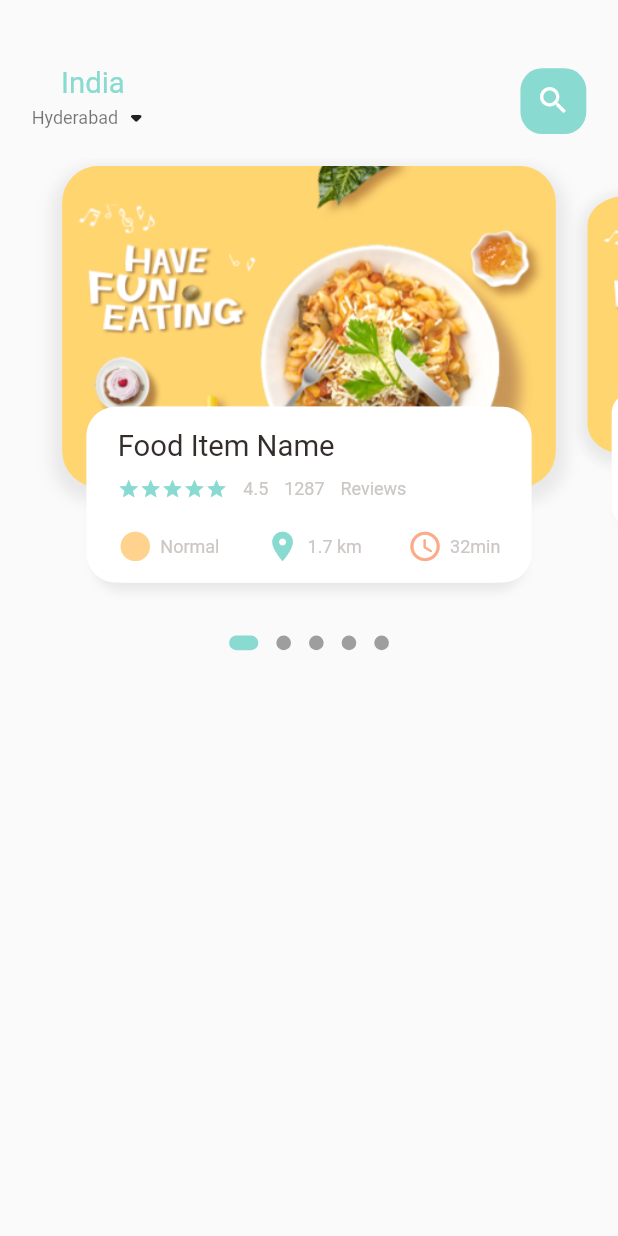
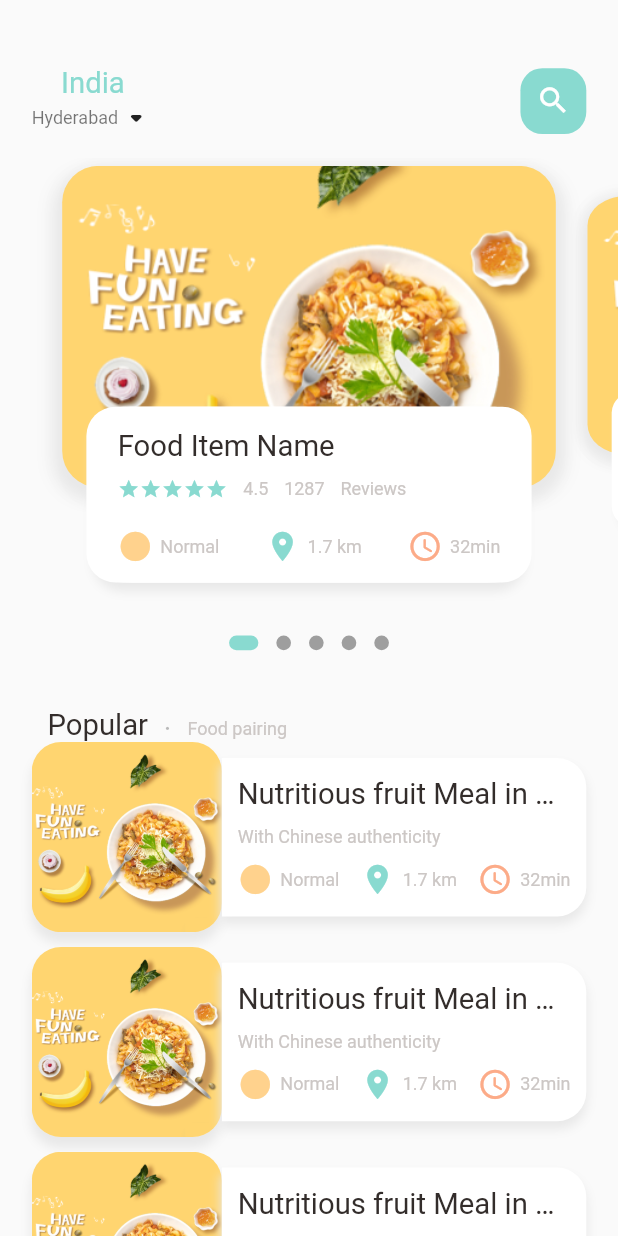
Before and after one commit to pullsaki/food-app, a Flutter app: the screen it shows after launch, on a phone screen of 412 x 824 dp. Run offline on Flutter 3.47's test engine with Material 2 defaults, Android fonts, the phone set to English and light mode, and no system bars; drawn by our look-alikes of dots_indicator; our stand-ins replace get.

Commit message:
Complete Home Page along with responsiveness and shadows

```diff
--- a/lib/main.dart
+++ b/lib/main.dart
@@ -1,5 +1,5 @@
 import 'package:flutter/material.dart';
-import 'package:food_app/home/main_food_page.dart';
+import 'package:food_app/pages/home/main_food_page.dart';
 import 'package:get/get.dart';
 
 void main() {
--- a/lib/home/food_page_body.dart
+++ b/lib/pages/home/food_page_body.dart
@@ -58,6 +58,112 @@ class _FoodPageBodyState extends State<FoodPageBody> {
               activeShape: RoundedRectangleBorder(
                   borderRadius: BorderRadius.circular(Dimensions.radius5))),
         ),
+        SizedBox(height: Dimensions.height30),
+        Container(
+          margin: EdgeInsets.only(left: Dimensions.width30),
+          child: Row(
+            crossAxisAlignment: CrossAxisAlignment.end,
+            children: [
+              BigText(text: "Popular"),
+              SizedBox(width: Dimensions.width10),
+              Container(
+                margin: const EdgeInsets.only(bottom: 3),
+                child: BigText(
+                  text: ".",
+                  color: Colors.black26,
+                ),
+              ),
+              SizedBox(width: Dimensions.width10),
+              Container(
+                margin: const EdgeInsets.only(bottom: 2),
+                child: SmallText(text: "Food pairing"),
+              ),
+            ],
+          ),
+        ),
+        ListView.builder(
+            physics: const NeverScrollableScrollPhysics(),
+            shrinkWrap: true,
+            itemCount: 10,
+            itemBuilder: (context, index) {
+              return Container(
+                  margin: EdgeInsets.only(
+                      left: Dimensions.width20,
+                      right: Dimensions.width20,
+                      bottom: Dimensions.height10),
+                  child: Row(children: [
+                    Container(
+                      width: Dimensions.listViewImageSize,
+                      height: Dimensions.listViewImageSize,
+                      decoration: BoxDecoration(
+                        borderRadius:
+                            BorderRadius.circular(Dimensions.radius20),
+                        color: Colors.white38,
+                        image: const DecorationImage(
+                          fit: BoxFit.cover,
+                          image: AssetImage("assets/image/food0.png"),
+                        ),
+                        boxShadow: const [
+                          BoxShadow(
+                              color: Color(0xFFe8e8e8),
+                              blurRadius: 5,
+                              offset: Offset(0, 7)),
+                        ],
+                      ),
+                    ),
+                    Expanded(
+                      child: Container(
+                        height: Dimensions.listViewTextContSize,
+                        decoration: BoxDecoration(
+                          borderRadius: BorderRadius.only(
+                              topRight: Radius.circular(Dimensions.radius20),
+                              bottomRight:
+                                  Radius.circular(Dimensions.radius20)),
+                          color: Colors.white,
+                          boxShadow: const [
+                            BoxShadow(
+                                color: Color(0xFFe8e8e8),
+                                blurRadius: 5,
+                                offset: Offset(0, 5)),
+                          ],
+                        ),
+                        child: Padding(
+                          padding: EdgeInsets.only(
+                              left: Dimensions.width10,
+                              right: Dimensions.width10),
+                          child: Column(
+                            crossAxisAlignment: CrossAxisAlignment.start,
+                            mainAxisAlignment: MainAxisAlignment.center,
+                            children: [
+                              BigText(text: "Nutritious fruit Meal in China"),
+                              SizedBox(height: Dimensions.height10),
+                              SmallText(text: "With Chinese authenticity"),
+                              SizedBox(height: Dimensions.height10),
+                              Row(
+                                mainAxisAlignment:
+                                    MainAxisAlignment.spaceBetween,
+                                children: const [
+                                  IconTextWidget(
+                                      icon: Icons.circle_sharp,
+                                      text: "Normal",
+                                      iconColor: AppColors.iconColor1),
+                                  IconTextWidget(
+                                      icon: Icons.location_on,
+                                      text: "1.7 km",
+                                      iconColor: AppColors.maincolor),
+                                  IconTextWidget(
+                                      icon: Icons.access_time_rounded,
+                                      text: "32min",
+                                      iconColor: AppColors.iconColor2),
+                                ],
+                              ),
+                            ],
+                          ),
+                        ),
+                      ),
+                    )
+                  ]));
+            })
       ],
     );
   }
--- a/lib/home/main_food_page.dart
+++ b/lib/pages/home/main_food_page.dart
@@ -1,5 +1,5 @@
 import 'package:flutter/material.dart';
-import 'package:food_app/home/food_page_body.dart';
+import 'package:food_app/pages/home/food_page_body.dart';
 import 'package:food_app/utils/colors.dart';
 import 'package:food_app/utils/dimensions.dart';
 import 'package:food_app/widgets/big_text.dart';
@@ -57,7 +57,10 @@ class _MainFoodPageState extends State<MainFoodPage> {
             ],
           ),
         )),
-        const FoodPageBody(),
+        const Expanded(
+            child: SingleChildScrollView(
+          child: FoodPageBody(),
+        )),
       ],
     ));
   }
--- a/lib/utils/dimensions.dart
+++ b/lib/utils/dimensions.dart
@@ -34,4 +34,7 @@ class Dimensions {
   static double font20 = screenHeight / 42.2;
 
   static double iconSize24 = screenHeight / 35.17;
+
+  static double listViewImageSize = screenWidth / 3.25;
+  static double listViewTextContSize = screenWidth / 3.9;
 }
```
